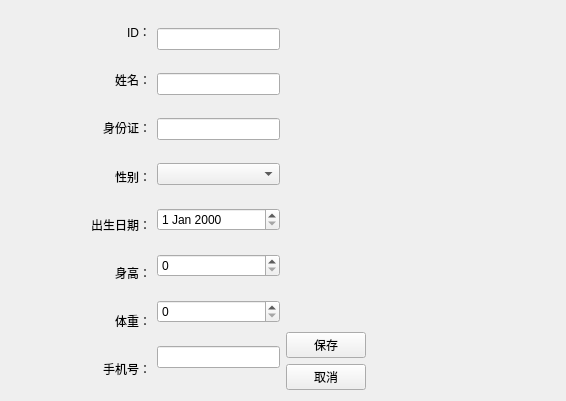
Before: the Qt Designer form patienteditview.ui in GHrongjie/QtLab4, drawn with Qt 5.
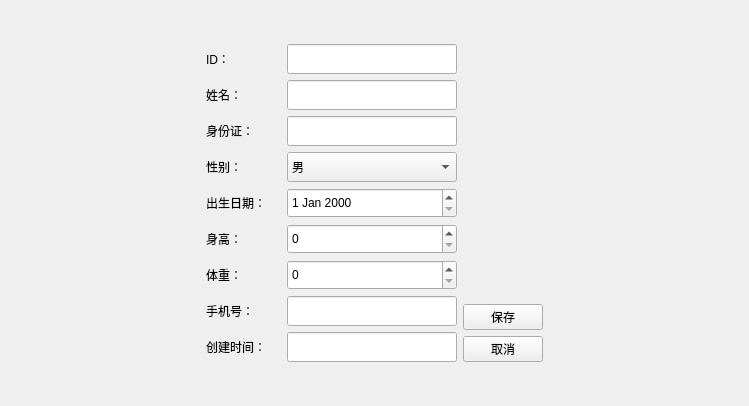
After: the same form once the commit is applied.

```diff
--- a/patienteditview.ui
+++ b/patienteditview.ui
@@ -6,22 +6,19 @@
    <rect>
     <x>0</x>
     <y>0</y>
-    <width>566</width>
-    <height>401</height>
+    <width>749</width>
+    <height>406</height>
    </rect>
   </property>
   <property name="windowTitle">
    <string>Form</string>
   </property>
-  <layout class="QHBoxLayout" name="horizontalLayout_2">
+  <layout class="QHBoxLayout" name="horizontalLayout_3">
    <item>
-    <spacer name="horizontalSpacer">
+    <spacer name="spacer">
      <property name="orientation">
       <enum>Qt::Orientation::Horizontal</enum>
      </property>
-     <property name="sizeType">
-      <enum>QSizePolicy::Policy::Fixed</enum>
-     </property>
      <property name="sizeHint" stdset="0">
       <size>
        <width>80</width>
@@ -31,92 +28,354 @@
     </spacer>
    </item>
    <item>
+    <layout class="QVBoxLayout" name="verticalLayout_5">
+     <item>
+      <spacer name="verticalSpacer_2">
+       <property name="orientation">
+        <enum>Qt::Orientation::Vertical</enum>
+       </property>
+       <property name="sizeHint" stdset="0">
+        <size>
+         <width>20</width>
+         <height>40</height>
+        </size>
+       </property>
+      </spacer>
+     </item>
+     <item>
+      <layout class="QHBoxLayout" name="horizontalLayout_2">
+       <item>
     <layout class="QHBoxLayout" name="horizontalLayout">
      <item>
-      <layout class="QVBoxLayout" name="verticalLayout">
-       <item alignment="Qt::AlignmentFlag::AlignRight">
+          <layout class="QVBoxLayout" name="verticalLayout_2">
+           <item>
         <widget class="QLabel" name="label_5">
+             <property name="sizePolicy">
+              <sizepolicy hsizetype="Preferred" vsizetype="Preferred">
+               <horstretch>0</horstretch>
+               <verstretch>0</verstretch>
+              </sizepolicy>
+             </property>
+             <property name="minimumSize">
+              <size>
+               <width>75</width>
+               <height>30</height>
+              </size>
+             </property>
+             <property name="maximumSize">
+              <size>
+               <width>75</width>
+               <height>30</height>
+              </size>
+             </property>
          <property name="text">
           <string>ID：</string>
          </property>
         </widget>
        </item>
-       <item alignment="Qt::AlignmentFlag::AlignRight">
+           <item>
         <widget class="QLabel" name="label">
+             <property name="minimumSize">
+              <size>
+               <width>75</width>
+               <height>30</height>
+              </size>
+             </property>
+             <property name="maximumSize">
+              <size>
+               <width>75</width>
+               <height>30</height>
+              </size>
+             </property>
          <property name="text">
           <string>姓名：</string>
          </property>
         </widget>
        </item>
-       <item alignment="Qt::AlignmentFlag::AlignRight">
+           <item>
         <widget class="QLabel" name="label_2">
+             <property name="minimumSize">
+              <size>
+               <width>75</width>
+               <height>30</height>
+              </size>
+             </property>
+             <property name="maximumSize">
+              <size>
+               <width>75</width>
+               <height>30</height>
+              </size>
+             </property>
          <property name="text">
           <string>身份证：</string>
          </property>
         </widget>
        </item>
-       <item alignment="Qt::AlignmentFlag::AlignRight">
+           <item>
         <widget class="QLabel" name="label_4">
+             <property name="minimumSize">
+              <size>
+               <width>75</width>
+               <height>30</height>
+              </size>
+             </property>
+             <property name="maximumSize">
+              <size>
+               <width>75</width>
+               <height>30</height>
+              </size>
+             </property>
          <property name="text">
           <string>性别：</string>
          </property>
         </widget>
        </item>
-       <item alignment="Qt::AlignmentFlag::AlignRight">
+           <item>
         <widget class="QLabel" name="label_3">
+             <property name="minimumSize">
+              <size>
+               <width>75</width>
+               <height>30</height>
+              </size>
+             </property>
+             <property name="maximumSize">
+              <size>
+               <width>75</width>
+               <height>30</height>
+              </size>
+             </property>
          <property name="text">
           <string>出生日期：</string>
          </property>
         </widget>
        </item>
-       <item alignment="Qt::AlignmentFlag::AlignRight">
+           <item>
         <widget class="QLabel" name="label_6">
+             <property name="minimumSize">
+              <size>
+               <width>75</width>
+               <height>30</height>
+              </size>
+             </property>
+             <property name="maximumSize">
+              <size>
+               <width>75</width>
+               <height>30</height>
+              </size>
+             </property>
          <property name="text">
           <string>身高：</string>
          </property>
         </widget>
        </item>
-       <item alignment="Qt::AlignmentFlag::AlignRight">
+           <item>
         <widget class="QLabel" name="label_7">
+             <property name="minimumSize">
+              <size>
+               <width>75</width>
+               <height>30</height>
+              </size>
+             </property>
+             <property name="maximumSize">
+              <size>
+               <width>75</width>
+               <height>30</height>
+              </size>
+             </property>
          <property name="text">
           <string>体重：</string>
          </property>
         </widget>
        </item>
-       <item alignment="Qt::AlignmentFlag::AlignRight">
+           <item>
         <widget class="QLabel" name="label_8">
+             <property name="minimumSize">
+              <size>
+               <width>75</width>
+               <height>30</height>
+              </size>
+             </property>
+             <property name="maximumSize">
+              <size>
+               <width>75</width>
+               <height>30</height>
+              </size>
+             </property>
          <property name="text">
           <string>手机号：</string>
          </property>
         </widget>
        </item>
+           <item>
+            <widget class="QLabel" name="label_9">
+             <property name="minimumSize">
+              <size>
+               <width>75</width>
+               <height>30</height>
+              </size>
+             </property>
+             <property name="maximumSize">
+              <size>
+               <width>75</width>
+               <height>30</height>
+              </size>
+             </property>
+             <property name="text">
+              <string>创建时间：</string>
+             </property>
+            </widget>
+           </item>
       </layout>
      </item>
      <item>
-      <layout class="QVBoxLayout" name="verticalLayout_2">
+          <layout class="QVBoxLayout" name="verticalLayout">
        <item>
-        <widget class="QLineEdit" name="lineEdit"/>
+            <widget class="QLineEdit" name="dbEditID">
+             <property name="minimumSize">
+              <size>
+               <width>170</width>
+               <height>30</height>
+              </size>
+             </property>
+             <property name="maximumSize">
+              <size>
+               <width>170</width>
+               <height>30</height>
+              </size>
+             </property>
+            </widget>
        </item>
        <item>
-        <widget class="QLineEdit" name="lineEdit_2"/>
+            <widget class="QLineEdit" name="dbEditName">
+             <property name="minimumSize">
+              <size>
+               <width>170</width>
+               <height>30</height>
+              </size>
+             </property>
+             <property name="maximumSize">
+              <size>
+               <width>170</width>
+               <height>30</height>
+              </size>
+             </property>
+            </widget>
        </item>
        <item>
-        <widget class="QLineEdit" name="lineEdit_3"/>
+            <widget class="QLineEdit" name="dbEditIDCard">
+             <property name="minimumSize">
+              <size>
+               <width>170</width>
+               <height>30</height>
+              </size>
+             </property>
+             <property name="maximumSize">
+              <size>
+               <width>170</width>
+               <height>30</height>
+              </size>
+             </property>
+            </widget>
        </item>
        <item>
-        <widget class="QComboBox" name="comboBox"/>
+            <widget class="QComboBox" name="dbComboSex">
+             <property name="minimumSize">
+              <size>
+               <width>170</width>
+               <height>30</height>
+              </size>
+             </property>
+             <property name="maximumSize">
+              <size>
+               <width>170</width>
+               <height>30</height>
+              </size>
+             </property>
+             <item>
+              <property name="text">
+               <string>男</string>
+              </property>
        </item>
        <item>
-        <widget class="QDateEdit" name="dateEdit"/>
-       </item>
+              <property name="text">
+               <string>女</string>
+              </property>
+             </item>
+            </widget>
+           </item>
        <item>
-        <widget class="QSpinBox" name="spinBox"/>
+            <widget class="QDateEdit" name="dbEditDOB">
+             <property name="minimumSize">
+              <size>
+               <width>170</width>
+               <height>30</height>
+              </size>
+             </property>
+             <property name="maximumSize">
+              <size>
+               <width>170</width>
+               <height>30</height>
+              </size>
+             </property>
+            </widget>
        </item>
        <item>
-        <widget class="QSpinBox" name="spinBox_2"/>
+            <widget class="QSpinBox" name="dbSpinHeight">
+             <property name="minimumSize">
+              <size>
+               <width>170</width>
+               <height>30</height>
+              </size>
+             </property>
+             <property name="maximumSize">
+              <size>
+               <width>170</width>
+               <height>30</height>
+              </size>
+             </property>
+            </widget>
        </item>
        <item>
-        <widget class="QLineEdit" name="lineEdit_4"/>
+            <widget class="QSpinBox" name="dbSpinWeight">
+             <property name="minimumSize">
+              <size>
+               <width>170</width>
+               <height>30</height>
+              </size>
+             </property>
+             <property name="maximumSize">
+              <size>
+               <width>170</width>
+               <height>30</height>
+              </size>
+             </property>
+            </widget>
+           </item>
+           <item>
+            <widget class="QLineEdit" name="dbEditMobile">
+             <property name="minimumSize">
+              <size>
+               <width>0</width>
+               <height>30</height>
+              </size>
+             </property>
+             <property name="maximumSize">
+              <size>
+               <width>170</width>
+               <height>30</height>
+              </size>
+             </property>
+            </widget>
+           </item>
+           <item>
+            <widget class="QLineEdit" name="dbTimeStamp">
+             <property name="maximumSize">
+              <size>
+               <width>170</width>
+               <height>30</height>
+              </size>
+             </property>
+            </widget>
        </item>
       </layout>
      </item>
@@ -124,21 +383,21 @@
    </item>
    <item>
     <layout class="QVBoxLayout" name="verticalLayout_4">
-     <item>
-      <spacer name="verticalSpacer">
-       <property name="orientation">
-        <enum>Qt::Orientation::Vertical</enum>
-       </property>
-       <property name="sizeHint" stdset="0">
-        <size>
-         <width>20</width>
-         <height>40</height>
-        </size>
-       </property>
-      </spacer>
-     </item>
      <item>
       <layout class="QVBoxLayout" name="verticalLayout_3">
+           <item>
+            <spacer name="verticalSpacer">
+             <property name="orientation">
+              <enum>Qt::Orientation::Vertical</enum>
+             </property>
+             <property name="sizeHint" stdset="0">
+              <size>
+               <width>20</width>
+               <height>40</height>
+              </size>
+             </property>
+            </spacer>
+           </item>
        <item>
         <widget class="QPushButton" name="pushButton">
          <property name="text">
@@ -154,6 +413,23 @@
         </widget>
        </item>
       </layout>
+         </item>
+        </layout>
+       </item>
+      </layout>
+     </item>
+     <item>
+      <spacer name="verticalSpacer_3">
+       <property name="orientation">
+        <enum>Qt::Orientation::Vertical</enum>
+       </property>
+       <property name="sizeHint" stdset="0">
+        <size>
+         <width>20</width>
+         <height>40</height>
+        </size>
+       </property>
+      </spacer>
      </item>
     </layout>
    </item>
```
Left out of the diff: 6 changed lines with no effect on the pictures. Lines whose indentation alone changed are shown as unchanged.
